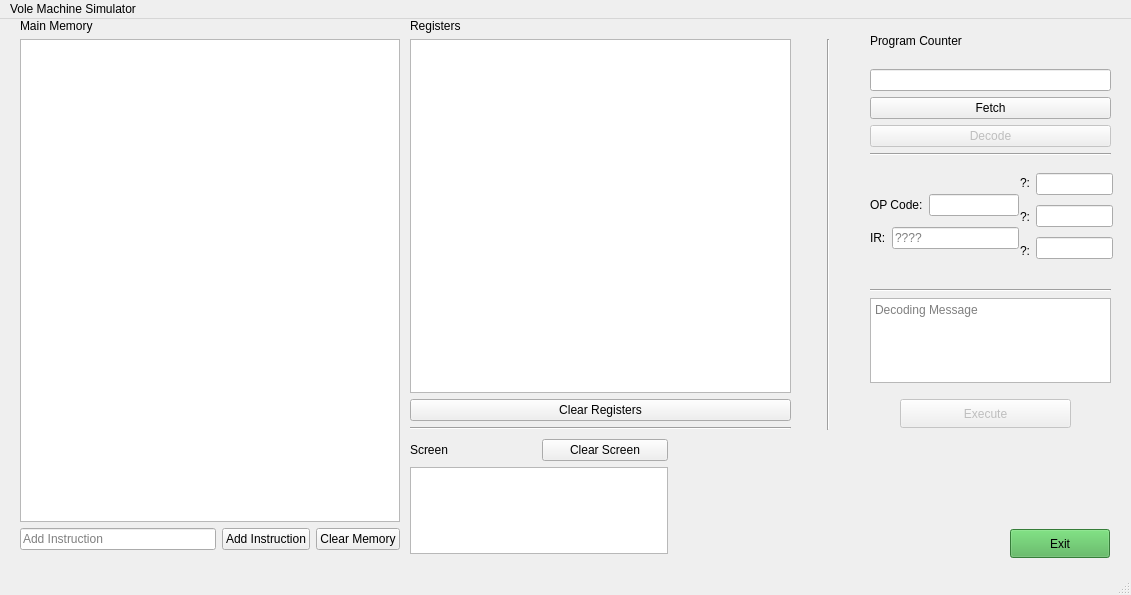
First picture: the form in mainwindow.ui, repository adhamhamdy3/Vole-Machine, before the edit.
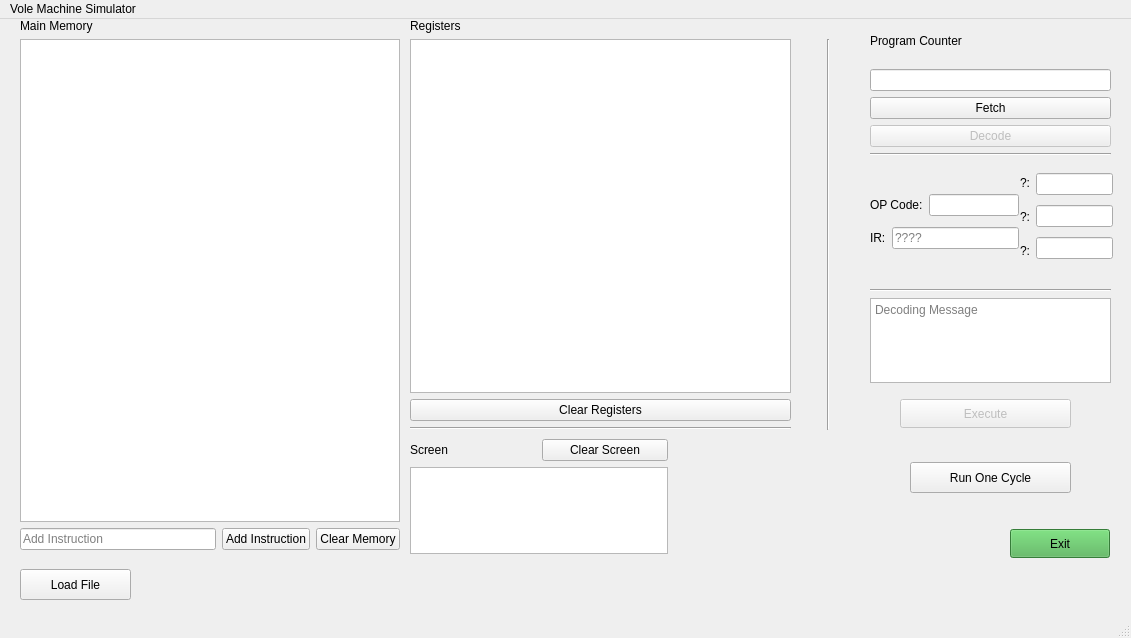
Second picture: the form after the edit. Icons and pictures are not drawn.

The edit to the form file:
```diff
--- a/mainwindow.ui
+++ b/mainwindow.ui
@@ -7,7 +7,7 @@
     <x>0</x>
     <y>0</y>
     <width>1131</width>
-    <height>595</height>
+    <height>638</height>
    </rect>
   </property>
   <property name="windowTitle">
@@ -403,6 +403,32 @@
      </item>
     </layout>
    </widget>
+   <widget class="QPushButton" name="pushButton_2">
+    <property name="geometry">
+     <rect>
+      <x>20</x>
+      <y>550</y>
+      <width>111</width>
+      <height>31</height>
+     </rect>
+    </property>
+    <property name="text">
+     <string>Load File</string>
+    </property>
+   </widget>
+   <widget class="QPushButton" name="pushButton">
+    <property name="geometry">
+     <rect>
+      <x>910</x>
+      <y>443</y>
+      <width>161</width>
+      <height>31</height>
+     </rect>
+    </property>
+    <property name="text">
+     <string>Run One Cycle</string>
+    </property>
+   </widget>
   </widget>
   <widget class="QMenuBar" name="menubar">
    <property name="geometry">
```
Left out of the diff: 2 changed lines with no effect on the pictures.
